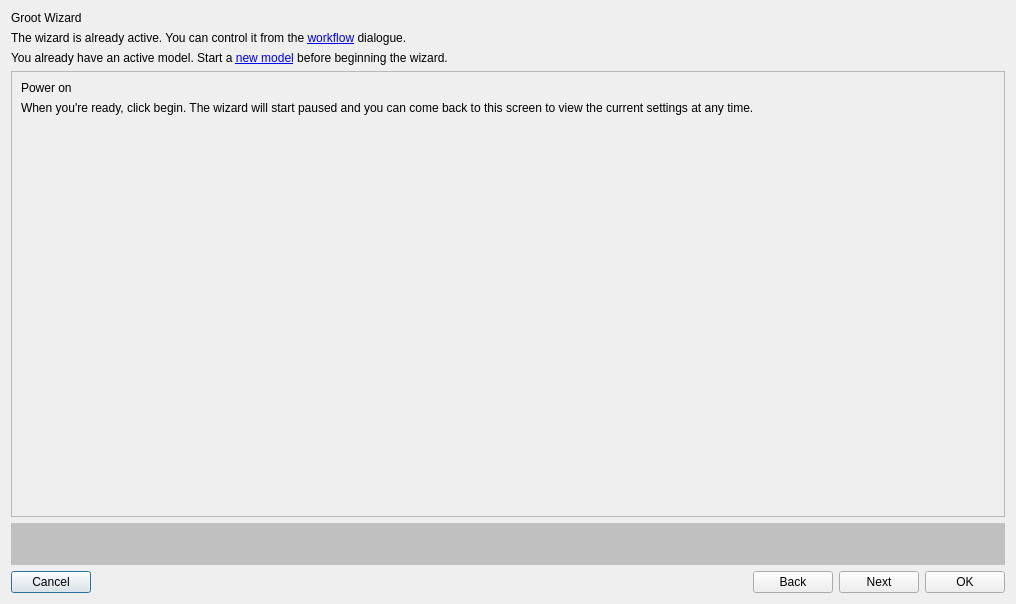
Old version of the form groot_gui/forms/designer/frm_wizard_designer.ui in the repository JMcInerneyLab/groot.
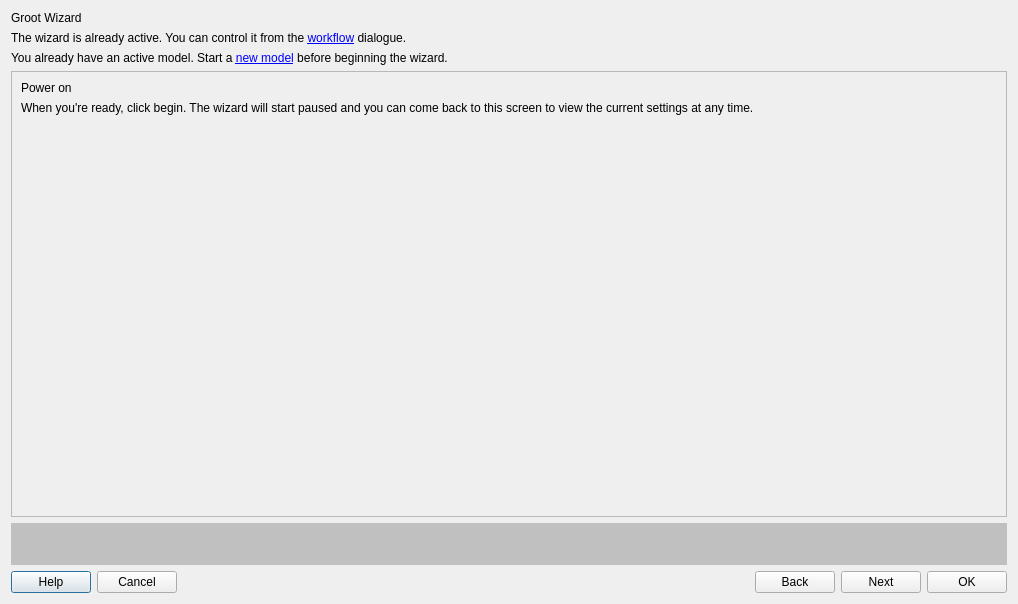
New version of the form. Icons and pictures are not drawn.

Commit message: updated readme, gui provides help

```diff
--- a/groot_gui/forms/designer/frm_wizard_designer.ui
+++ b/groot_gui/forms/designer/frm_wizard_designer.ui
@@ -6,7 +6,7 @@
    <rect>
     <x>0</x>
     <y>0</y>
-    <width>1016</width>
+    <width>1018</width>
     <height>604</height>
    </rect>
   </property>
@@ -917,6 +917,17 @@
    </item>
    <item>
     <layout class="QHBoxLayout" name="horizontalLayout_3">
+     <item>
+      <widget class="QPushButton" name="BTN_HELP">
+       <property name="text">
+        <string>Help</string>
+       </property>
+       <property name="icon">
+        <iconset resource="../resources/resources.qrc">
+         <normaloff>:/groot/help.svg</normaloff>:/groot/help.svg</iconset>
+       </property>
+      </widget>
+     </item>
      <item>
       <widget class="QPushButton" name="BTN_CANCEL">
        <property name="text">
```
The commit also changes 73 other files.
